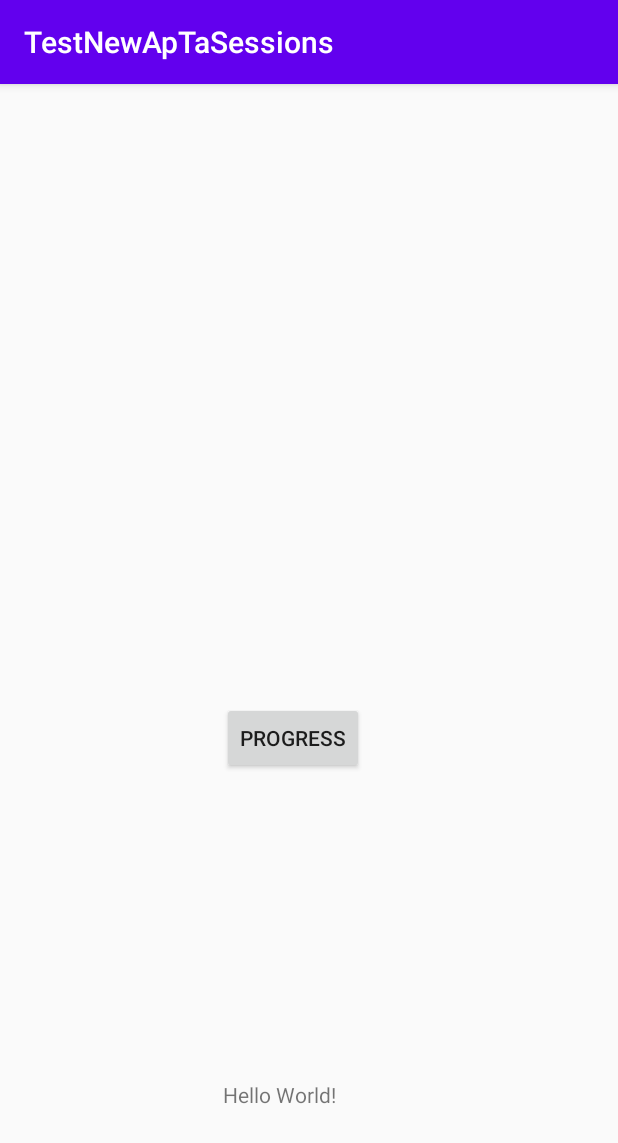
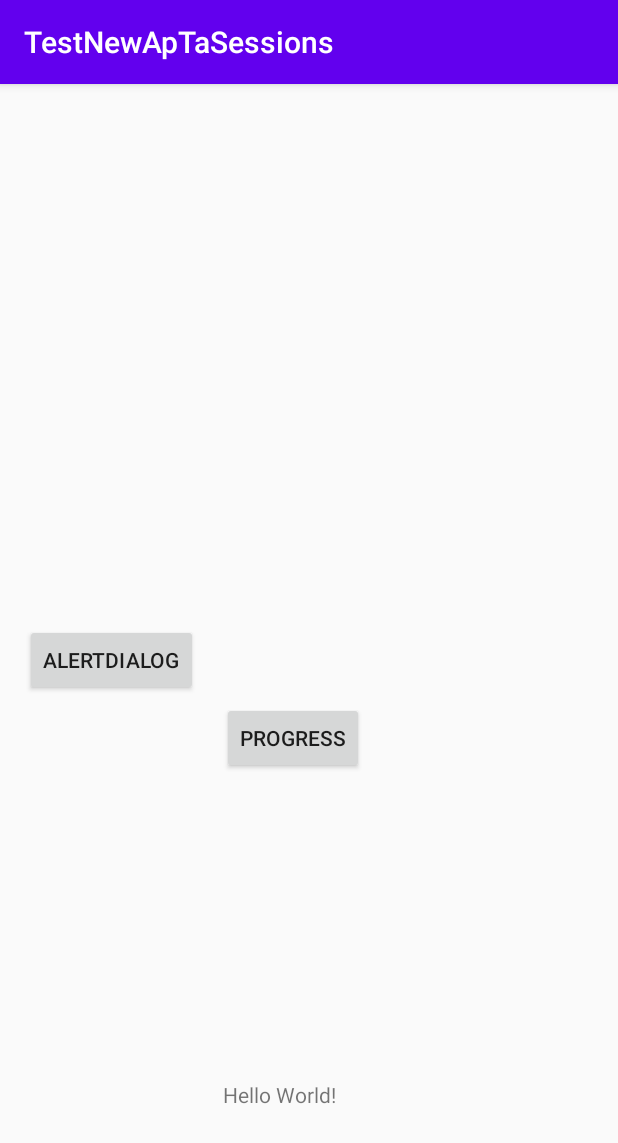
Before and after one commit to mhkh333/TestApAndriodTaSessions, an Android app: the screen it shows after launch (MainActivity), on a phone screen of 412 x 824 dp. Shown: the top 1143 px of the screen. Run offline under Robolectric (Android 15) with nearby library versions, the phone set to English and light mode, and no system bars.

Commit message:
showAlertDialog()

```diff
--- a/app/src/main/res/layout/activity_main.xml
+++ b/app/src/main/res/layout/activity_main.xml
@@ -31,4 +31,15 @@
         app:layout_constraintStart_toStartOf="parent"
         app:layout_constraintTop_toTopOf="parent"
         app:layout_constraintVertical_bias="1.0" />
+
+    <Button
+        android:id="@+id/alertDialog"
+        android:layout_width="wrap_content"
+        android:layout_height="wrap_content"
+        android:onClick="showAlert"
+        android:text="alertDialog"
+        app:layout_constraintBottom_toBottomOf="parent"
+        app:layout_constraintEnd_toStartOf="@+id/progressButton"
+        app:layout_constraintStart_toStartOf="parent"
+        app:layout_constraintTop_toTopOf="parent" />
 </androidx.constraintlayout.widget.ConstraintLayout>
```
Also changed, not shown: app/src/main/java/com/example/testnewaptasessions/MainActivity.java (+23 -0 lines).
